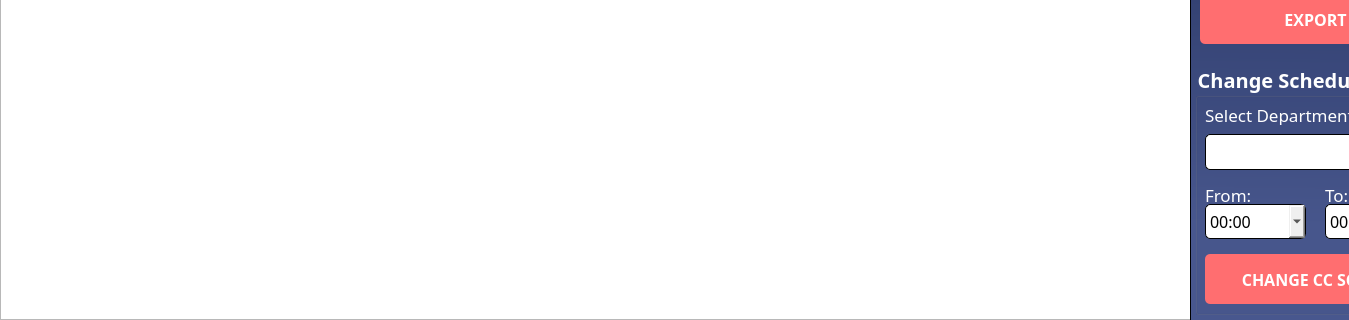
Maze711/systemPayroll, file MainFrame/Resources/UI/timecard.ui: the form before one commit; both pictures show x 0 to 1349 and y 345 to 665 of the 1442 by 665 pixel window.
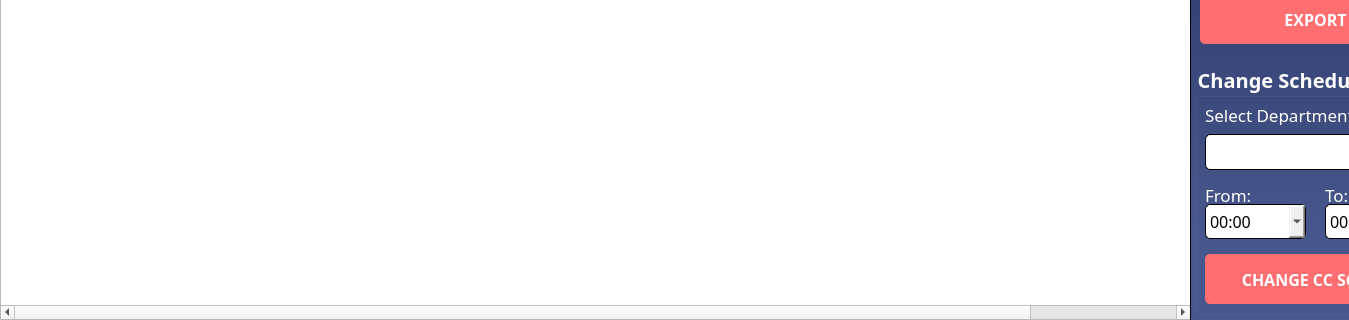
The form after the commit. Icons and pictures are not drawn.

Commit message: ComboBox implemented timecard

The edit to the form file:
```diff
--- a/MainFrame/Resources/UI/timecard.ui
+++ b/MainFrame/Resources/UI/timecard.ui
@@ -75,7 +75,7 @@
 }</string>
    </property>
    <property name="horizontalScrollBarPolicy">
-    <enum>Qt::ScrollBarAlwaysOff</enum>
+    <enum>Qt::ScrollBarAsNeeded</enum>
    </property>
    <property name="sizeAdjustPolicy">
     <enum>QAbstractScrollArea::AdjustIgnored</enum>
@@ -114,7 +114,7 @@
     <bool>false</bool>
    </property>
    <property name="columnCount">
-    <number>7</number>
+    <number>8</number>
    </property>
    <attribute name="horizontalHeaderVisible">
     <bool>true</bool>
@@ -183,7 +183,12 @@
    </column>
    <column>
     <property name="text">
-     <string>Schedule</string>
+     <string>Time_In</string>
+    </property>
+   </column>
+   <column>
+    <property name="text">
+     <string>Time_Out</string>
     </property>
    </column>
   </widget>
```
The commit also changes 3 other files.
